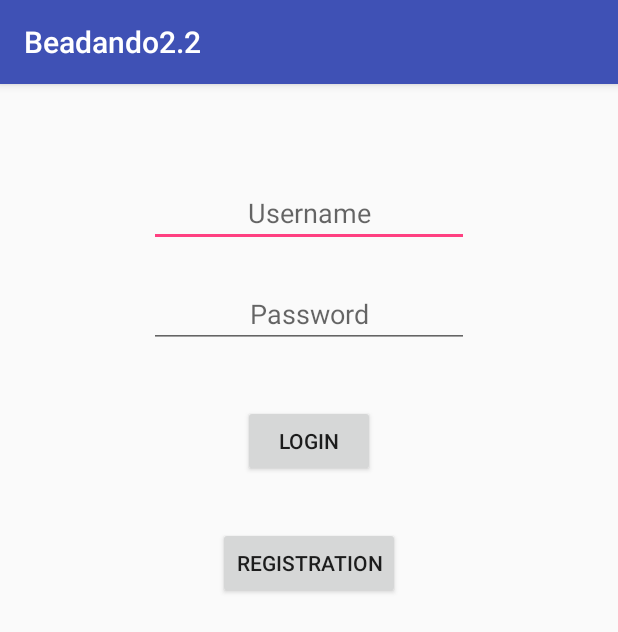
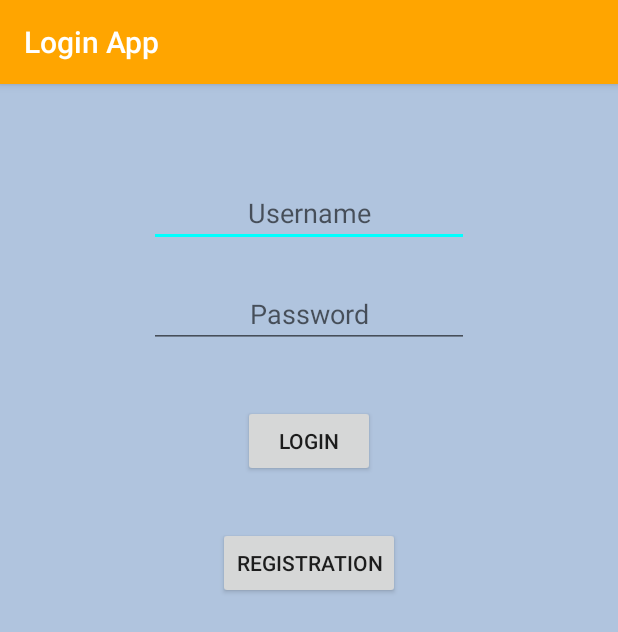
Before and after one commit to Toxyc95/Tox, an Android app: the screen it shows after launch (Login), on a phone screen of 412 x 824 dp. Shown: the top 632 px of the screen. Run offline under Robolectric (Android 15) with nearby library versions, the phone set to English and light mode, and no system bars.

Commit message:
Stable version
1 to 6 task now complete
(color, icon, localization, etc)

```diff
--- a/Beadando2.2/app/src/main/AndroidManifest.xml
+++ b/Beadando2.2/app/src/main/AndroidManifest.xml
@@ -4,7 +4,7 @@
 
     <application
         android:allowBackup="true"
-        android:icon="@mipmap/ic_launcher"
+        android:icon="@mipmap/login_icon"
         android:label="@string/app_name"
         android:supportsRtl="true"
         android:theme="@style/AppTheme">
--- a/Beadando2.2/app/src/main/res/layout/activity_login.xml
+++ b/Beadando2.2/app/src/main/res/layout/activity_login.xml
@@ -8,6 +8,7 @@
     android:paddingLeft="@dimen/activity_horizontal_margin"
     android:paddingRight="@dimen/activity_horizontal_margin"
     android:paddingTop="@dimen/activity_vertical_margin"
+    android:background="@color/background"
     tools:context="androidbead2.beadando22.Login">
 
     <EditText
@@ -19,7 +20,7 @@
         android:layout_centerHorizontal="true"
         android:layout_marginTop="47dp"
         android:id="@+id/lg_username"
-        android:hint="Username"
+        android:hint="@string/husern"
         android:textAlignment="center" />
 
     <EditText
@@ -32,11 +33,11 @@
         android:layout_alignStart="@+id/lg_username"
         android:layout_marginTop="22dp"
         android:id="@+id/lg_password"
-        android:hint="Password"
+        android:hint="@string/huserp"
         android:textAlignment="center" />
 
     <Button
-        android:text="Login"
+        android:text="@string/login"
         android:layout_width="wrap_content"
         android:layout_height="wrap_content"
         android:layout_below="@+id/lg_password"
@@ -46,7 +47,7 @@
         android:textAlignment="center" />
 
     <Button
-        android:text="Registration"
+        android:text="@string/register"
         android:layout_width="wrap_content"
         android:layout_height="wrap_content"
         android:layout_marginTop="33dp"
--- a/Beadando2.2/app/src/main/res/values/colors.xml
+++ b/Beadando2.2/app/src/main/res/values/colors.xml
@@ -1,6 +1,7 @@
 <?xml version="1.0" encoding="utf-8"?>
 <resources>
-    <color name="colorPrimary">#3F51B5</color>
-    <color name="colorPrimaryDark">#303F9F</color>
-    <color name="colorAccent">#FF4081</color>
+    <color name="colorPrimary">#FFA500</color>
+    <color name="colorPrimaryDark">#000000</color>
+    <color name="colorAccent">#00FFFF</color>
+    <color name="background">#B0C4DE</color>
 </resources>
--- a/Beadando2.2/app/src/main/res/values/strings.xml
+++ b/Beadando2.2/app/src/main/res/values/strings.xml
@@ -1,3 +1,10 @@
 <resources>
-    <string name="app_name">Beadando2.2</string>
+    <string name="app_name">Login App</string>
+    <string name="husern">Username</string>
+    <string name="huserp">Password</string>
+    <string name="login">Login</string>
+    <string name="register">Registration</string>
+    <string name="backtologin">Back to Login</string>
+    <string name="youareloggedin">You are logged in!</string>
+    <string name="logout">Logout</string>
 </resources>
```
Also changed, not shown: Beadando2.2/app/src/main/res/layout/activity_mainscreen.xml (+11 -1 lines), Beadando2.2/app/src/main/res/layout/activity_register.xml (+5 -4 lines), Beadando2.2/app/src/main/res/mipmap-hdpi/login_icon.jpg (added), Beadando2.2/app/src/main/res/mipmap-mdpi/login_icon.jpg (added), Beadando2.2/app/src/main/res/mipmap-xhdpi/login_icon.jpg (added), Beadando2.2/app/src/main/res/mipmap-xxhdpi/login_icon.jpg (added), Beadando2.2/app/src/main/res/mipmap-xxxhdpi/login_icon.jpg (added), 1 other file.
